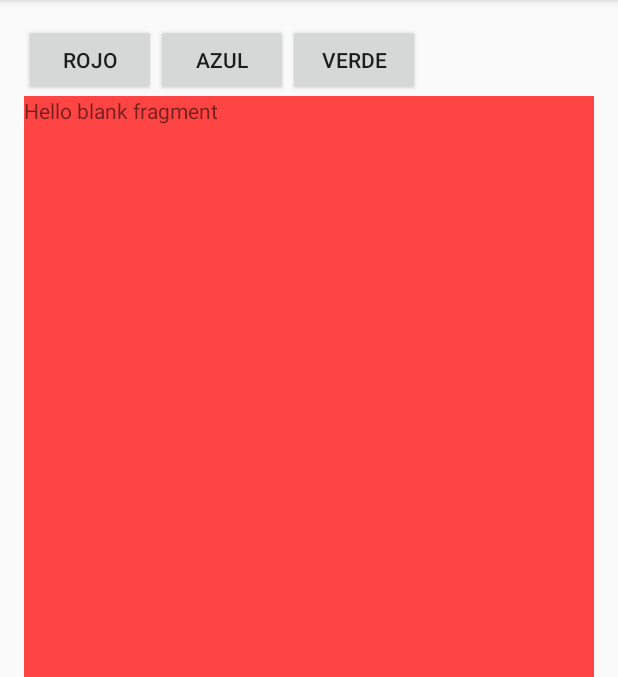
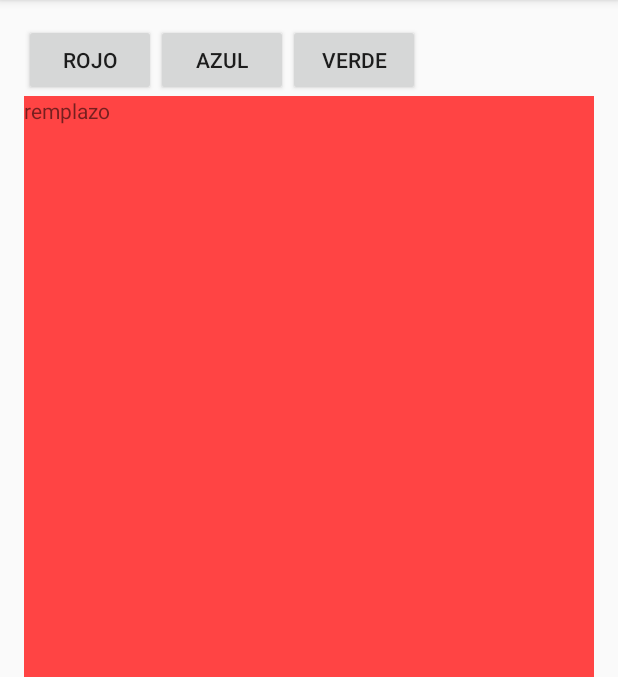
Before and after one commit to Jinex14/FragmentTest, an Android app: the FragmentDinamico screen opened directly, with no data from a screen before it, after a tap on "ROJO", on a phone screen of 412 x 824 dp, the part 84-761 px from its top. Run offline under Robolectric (Android 15) with nearby library versions, the phone set to English and light mode, and no system bars.

Commit message:
cambio de textView

```diff
--- a/app/src/main/java/com/jeancarlo/fragmenttest/FragmentDinamico.java
+++ b/app/src/main/java/com/jeancarlo/fragmenttest/FragmentDinamico.java
@@ -23,11 +23,8 @@ public class FragmentDinamico extends AppCompatActivity implements fragAzul.OnFr
         fVerde=new FragVerde();
         fAzul=new fragAzul();
         fRojo=new fragRojo();
-        //Castear Botones
+        //Manejo de transaccion de fragment
         getSupportFragmentManager().beginTransaction().add(R.id.contendor,fRojo).commit();
-
-
-
     }
 
     @Override
@@ -44,6 +41,7 @@ public class FragmentDinamico extends AppCompatActivity implements fragAzul.OnFr
                 trans.replace(R.id.contendor,fRojo);
                 //ejecutar Metodo
                 fRojo.hola(getApplicationContext());
+                fRojo.texto("remplazo");
                 break;
             case R.id.btnAzul:
                 //Remplazar
--- a/app/src/main/java/com/jeancarlo/fragmenttest/fragRojo.java
+++ b/app/src/main/java/com/jeancarlo/fragmenttest/fragRojo.java
@@ -7,6 +7,7 @@ import android.support.v4.app.Fragment;
 import android.view.LayoutInflater;
 import android.view.View;
 import android.view.ViewGroup;
+import android.widget.TextView;
 import android.widget.Toast;
 
 
@@ -27,6 +28,9 @@ public class fragRojo extends Fragment {
     // TODO: Rename and change types of parameters
     private String mParam1;
     private String mParam2;
+    //Declaracion de variables
+    View vista;
+    TextView txtHola;
 
     private OnFragmentInteractionListener mListener;
 
@@ -64,8 +68,11 @@ public class fragRojo extends Fragment {
     @Override
     public View onCreateView(LayoutInflater inflater, ViewGroup container,
                              Bundle savedInstanceState) {
-        // Inflate the layout for this fragment
-        return inflater.inflate(R.layout.fragment_frag_rojo, container, false);
+        //Inflar la vista
+        vista=inflater.inflate(R.layout.fragment_frag_rojo, container, false);
+        //castear el textView
+        txtHola= (TextView) vista.findViewById(R.id.txtHola);
+                return vista;
     }
 
     // TODO: Rename method, update argument and hook method into UI event
@@ -112,4 +119,10 @@ public class fragRojo extends Fragment {
         //Accion
         Toast.makeText(context,"Este es un hola desde un fragment",Toast.LENGTH_LONG).show();
     }
+
+    public void texto(String texto){
+        txtHola= (TextView) vista.findViewById(R.id.txtHola);
+        txtHola.setText(texto.toString());
+    }
+
 }
--- a/app/src/main/res/layout/fragment_frag_rojo.xml
+++ b/app/src/main/res/layout/fragment_frag_rojo.xml
@@ -5,8 +5,9 @@
     android:background="@android:color/holo_red_light"
     tools:context="com.jeancarlo.fragmenttest.fragRojo">
 
-    <!-- TODO: Update blank fragment layout -->
+
     <TextView
+        android:id="@+id/txtHola"
         android:layout_width="match_parent"
         android:layout_height="match_parent"
         android:text="@string/hello_blank_fragment" />
```
